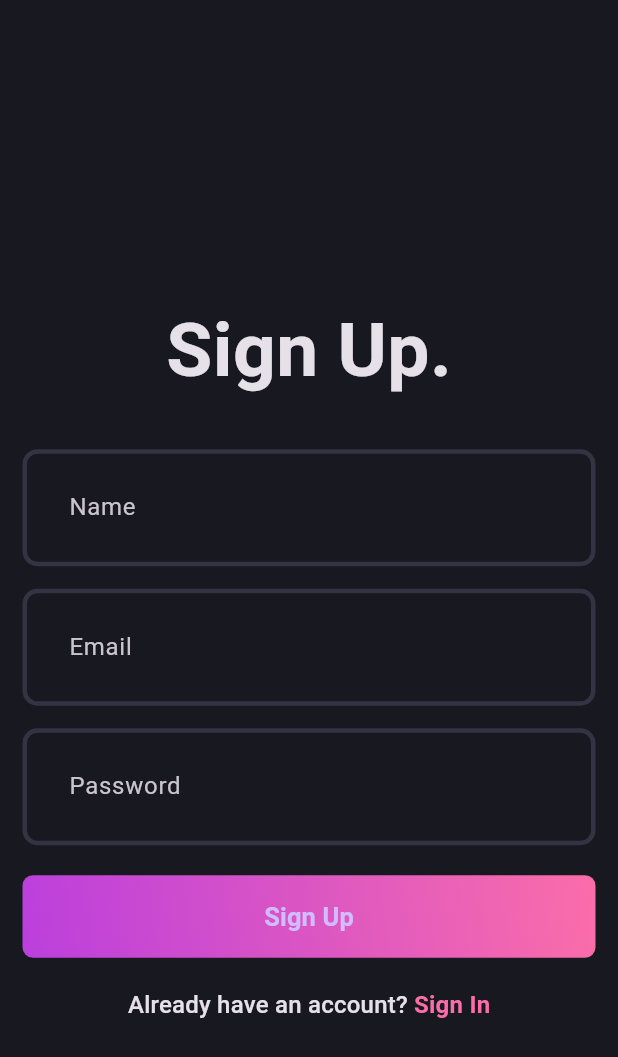
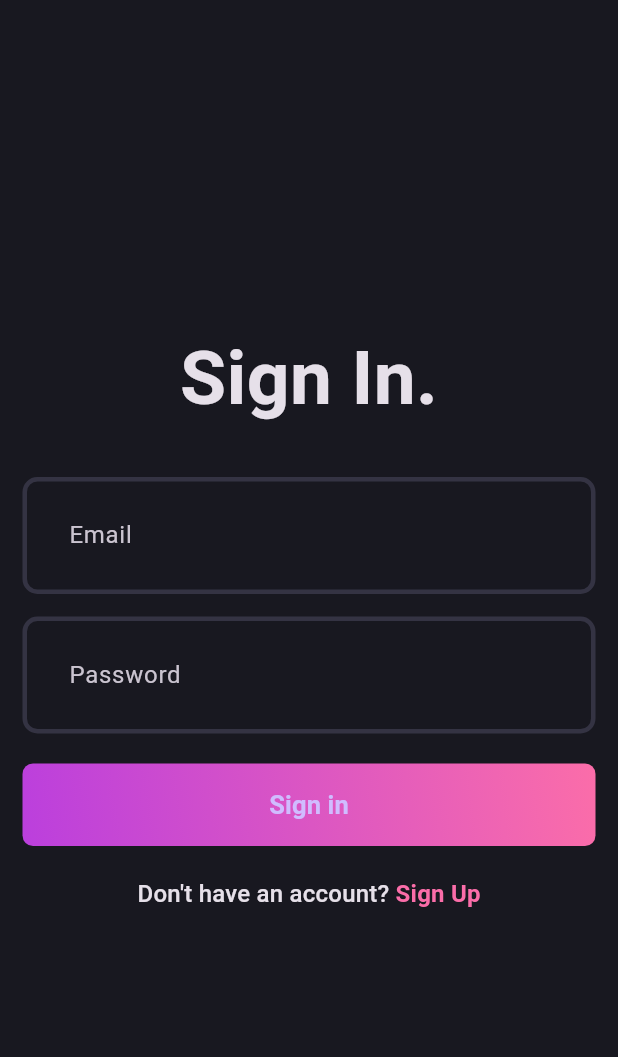
Before and after one commit to mohamedelbendary228/Blog-App-Using-Clean-Architecture-and-Subabase, a Flutter app: the screen it shows after launch, after a tap on an icon or button, on a phone screen of 412 x 824 dp. Shown: the top 1057 px of the screen. Run offline on Flutter 3.47's test engine with Material 3 defaults, Android fonts, the phone set to English and light mode, and no system bars.

Commit message:
Add app routes and implement login ui

```diff
--- /dev/null
+++ b/lib/features/auth/presentation/pages/login_page.dart
@@ -0,0 +1,87 @@
+import 'package:blog_app/core/theme/app_colors.dart';
+import 'package:blog_app/features/auth/presentation/widgets/auth_field.dart';
+import 'package:blog_app/features/auth/presentation/widgets/auth_gradient_button.dart';
+import 'package:blog_app/routes/routes.dart';
+import 'package:flutter/material.dart';
+
+class LoginPage extends StatefulWidget {
+  const LoginPage({super.key});
+
+  @override
+  State<LoginPage> createState() => _LoginPageState();
+}
+
+class _LoginPageState extends State<LoginPage> {
+  final emailController = TextEditingController();
+  final passwordController = TextEditingController();
+  final formKey = GlobalKey<FormState>();
+
+  @override
+  void dispose() {
+    emailController.dispose();
+    passwordController.dispose();
+    super.dispose();
+  }
+
+  @override
+  Widget build(BuildContext context) {
+    return Scaffold(
+      body: Padding(
+        padding: const EdgeInsets.all(15.0),
+        child: Form(
+          key: formKey,
+          child: Column(
+            mainAxisAlignment: MainAxisAlignment.center,
+            children: [
+              const Text(
+                'Sign In.',
+                style: TextStyle(
+                  fontSize: 50,
+                  fontWeight: FontWeight.bold,
+                ),
+              ),
+              const SizedBox(height: 30),
+              AuthField(
+                hintText: 'Email',
+                controller: emailController,
+              ),
+              const SizedBox(height: 15),
+              AuthField(
+                hintText: 'Password',
+                controller: passwordController,
+                isObscureText: true,
+              ),
+              const SizedBox(height: 20),
+              AuthGradientButton(
+                buttonText: 'Sign in',
+                onPressed: () {},
+              ),
+              const SizedBox(height: 20),
+              GestureDetector(
+                onTap: () {
+                  Navigator.of(context).pushReplacementNamed(AppRoutes.kSignUpRoute);
+                },
+                child: RichText(
+                  text: TextSpan(
+                    text: 'Don\'t have an account? ',
+                    style: Theme.of(context).textTheme.titleMedium,
+                    children: [
+                      TextSpan(
+                        text: 'Sign Up',
+                        style:
+                            Theme.of(context).textTheme.titleMedium?.copyWith(
+                                  color: AppColors.gradient2,
+                                  fontWeight: FontWeight.bold,
+                                ),
+                      ),
+                    ],
+                  ),
+                ),
+              ),
+            ],
+          ),
+        ),
+      ),
+    );
+  }
+}
--- a/lib/features/auth/presentation/pages/sign_up_page.dart
+++ b/lib/features/auth/presentation/pages/sign_up_page.dart
@@ -1,6 +1,7 @@
 import 'package:blog_app/core/theme/app_colors.dart';
 import 'package:blog_app/features/auth/presentation/widgets/auth_field.dart';
 import 'package:blog_app/features/auth/presentation/widgets/auth_gradient_button.dart';
+import 'package:blog_app/routes/routes.dart';
 import 'package:flutter/material.dart';
 
 class SignUpPage extends StatefulWidget {
@@ -30,6 +31,8 @@ class _SignUpPageState extends State<SignUpPage> {
         appBar: AppBar(),
         body: Padding(
           padding: const EdgeInsets.all(15.0),
+          child: Form(
+            key: formKey,
             child: Column(
               mainAxisAlignment: MainAxisAlignment.center,
               children: [
@@ -63,7 +66,10 @@ class _SignUpPageState extends State<SignUpPage> {
                 ),
                 const SizedBox(height: 20),
                 GestureDetector(
-                onTap: () {},
+                  onTap: () {
+                    Navigator.of(context)
+                        .pushReplacementNamed(AppRoutes.kLoginRoute);
+                  },
                   child: RichText(
                     text: TextSpan(
                       text: 'Already have an account? ',
@@ -83,6 +89,7 @@ class _SignUpPageState extends State<SignUpPage> {
                 ),
               ],
             ),
+          ),
         ));
   }
 }
--- a/lib/features/auth/presentation/widgets/auth_gradient_button.dart
+++ b/lib/features/auth/presentation/widgets/auth_gradient_button.dart
@@ -4,6 +4,7 @@ import 'package:flutter/material.dart';
 class AuthGradientButton extends StatelessWidget {
   final String buttonText;
   final VoidCallback onPressed;
+
   const AuthGradientButton({
     super.key,
     required this.buttonText,
@@ -18,7 +19,6 @@ class AuthGradientButton extends StatelessWidget {
           colors: [
             AppColors.gradient1,
             AppColors.gradient2,
-            // AppPallete.gradient3,
           ],
           begin: Alignment.bottomLeft,
           end: Alignment.topRight,
@@ -28,7 +28,7 @@ class AuthGradientButton extends StatelessWidget {
       child: ElevatedButton(
         onPressed: onPressed,
         style: ElevatedButton.styleFrom(
-          fixedSize: const Size(395, 55),
+          fixedSize: Size(MediaQuery.of(context).size.width, 55),
           backgroundColor: AppColors.transparentColor,
           shadowColor: AppColors.transparentColor,
         ),
--- /dev/null
+++ b/lib/features/landing/presentation/pages/landing_page.dart
@@ -0,0 +1,11 @@
+import 'package:blog_app/features/auth/presentation/pages/sign_up_page.dart';
+import 'package:flutter/material.dart';
+
+class LandingPage extends StatelessWidget {
+  const LandingPage({super.key});
+
+  @override
+  Widget build(BuildContext context) {
+    return const SignUpPage();
+  }
+}
--- a/lib/main.dart
+++ b/lib/main.dart
@@ -1,5 +1,7 @@
 import 'package:blog_app/core/theme/theme.dart';
 import 'package:blog_app/features/auth/presentation/pages/sign_up_page.dart';
+import 'package:blog_app/routes/router.dart';
+import 'package:blog_app/routes/routes.dart';
 import 'package:flutter/material.dart';
 
 void main() {
@@ -15,7 +17,8 @@ class MyApp extends StatelessWidget {
       title: 'Blog App',
       debugShowCheckedModeBanner: false,
       theme: AppTheme.darkThemeMode,
-      home: const SignUpPage(),
+      onGenerateRoute: onGenerate,
+      initialRoute: AppRoutes.kLandingRoute,
     );
   }
 }
--- /dev/null
+++ b/lib/routes/router.dart
@@ -0,0 +1,26 @@
+import 'package:blog_app/features/auth/presentation/pages/login_page.dart';
+import 'package:blog_app/features/auth/presentation/pages/sign_up_page.dart';
+import 'package:blog_app/features/landing/presentation/pages/landing_page.dart';
+import 'package:blog_app/routes/routes.dart';
+import 'package:flutter/material.dart';
+
+Route<dynamic> onGenerate(RouteSettings settings) {
+  switch (settings.name) {
+    case AppRoutes.kLoginRoute:
+      return MaterialPageRoute(
+        builder: (_) => const LoginPage(),
+        settings: settings,
+      );
+    case AppRoutes.kSignUpRoute:
+      return MaterialPageRoute(
+        builder: (_) => const SignUpPage(),
+        settings: settings,
+      );
+    case AppRoutes.kLandingRoute:
+    default:
+      return MaterialPageRoute(
+        builder: (_) => const LandingPage(),
+        settings: settings,
+      );
+  }
+}
--- /dev/null
+++ b/lib/routes/routes.dart
@@ -0,0 +1,5 @@
+class AppRoutes {
+  static const String kLandingRoute = "/";
+  static const String kLoginRoute = "/login";
+  static const String kSignUpRoute = "/signUp";
+}
```
Lines whose indentation alone changed are shown as unchanged.
